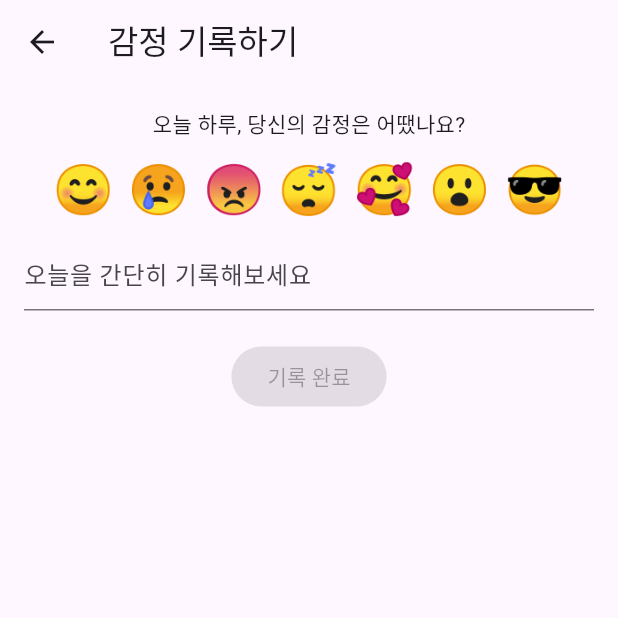
After one commit to dlworua/lifemood, a Flutter app: the screen it shows once a user with an empty profile is signed in, after a tap on "감정 기록하기", on a phone screen of 412 x 824 dp, the top half of it. The commit adds this screen. Run offline on Flutter 3.47's test engine with Material 3 defaults, Android fonts, the phone set to English and light mode, and no system bars; our stand-ins replace cloud_firestore, firebase_auth, firebase_core, flutter_riverpod, table_calendar; accounts and stored records are empty; generated files the repository leaves out were written again.

Commit message:
feat: 홈페이지 목록 감정기록 기능 분리

```diff
--- /dev/null
+++ b/lib/view/pages/feeling_editor_page.dart
@@ -0,0 +1,60 @@
+import 'package:flutter/material.dart';
+import 'package:flutter_riverpod/flutter_riverpod.dart';
+import 'package:lifemood/view/widgets/emoji_selector.dart';
+import '../../../data/model/feeling_entry.dart';
+import '../../../view_model/feeling_view_model.dart';
+
+class FeelingEditorPage extends ConsumerStatefulWidget {
+  const FeelingEditorPage({super.key});
+
+  @override
+  ConsumerState<FeelingEditorPage> createState() => _FeelingEditorPageState();
+}
+
+class _FeelingEditorPageState extends ConsumerState<FeelingEditorPage> {
+  String? _selectedEmoji;
+  final _controller = TextEditingController();
+
+  @override
+  Widget build(BuildContext context) {
+    return Scaffold(
+      appBar: AppBar(title: const Text('감정 기록하기')),
+      body: Padding(
+        padding: const EdgeInsets.all(16),
+        child: Column(
+          children: [
+            const Text("오늘 하루, 당신의 감정은 어땠나요?"),
+            const SizedBox(height: 10),
+            EmojiSelector(
+              onEmojiSelected: (emoji) {
+                setState(() => _selectedEmoji = emoji);
+              },
+            ),
+            const SizedBox(height: 10),
+            TextField(
+              controller: _controller,
+              decoration: const InputDecoration(hintText: '오늘을 간단히 기록해보세요'),
+            ),
+            const SizedBox(height: 20),
+            ElevatedButton(
+              onPressed: _selectedEmoji == null
+                  ? null
+                  : () {
+                      final entry = FeelingEntry(
+                        date: DateTime.now(),
+                        emoji: _selectedEmoji!,
+                        note: _controller.text,
+                      );
+                      ref
+                          .read(feelingViewModelProvider.notifier)
+                          .addFeeling(entry);
+                      Navigator.pop(context); // 저장 후 홈으로 돌아가기
+                    },
+              child: const Text('기록 완료'),
+            ),
+          ],
+        ),
+      ),
+    );
+  }
+}
--- a/lib/view/pages/home_page.dart
+++ b/lib/view/pages/home_page.dart
@@ -1,8 +1,8 @@
 import 'package:flutter/material.dart';
 import 'package:flutter_riverpod/flutter_riverpod.dart';
-import '../../data/model/feeling_entry.dart';
+import 'package:lifemood/view/pages/calendar/calendar_page.dart';
+import 'package:lifemood/view/pages/feeling_editor_page.dart';
 import '../../view_model/feeling_view_model.dart';
-import '../widgets/emoji_selector.dart';
 
 class HomePage extends ConsumerStatefulWidget {
   const HomePage({super.key});
@@ -12,9 +12,6 @@ class HomePage extends ConsumerStatefulWidget {
 }
 
 class _HomePageState extends ConsumerState<HomePage> {
-  String? _selectedEmoji;
-  final _controller = TextEditingController();
-
   @override
   Widget build(BuildContext context) {
     final feelings = ref.watch(feelingViewModelProvider);
@@ -25,37 +22,24 @@ class _HomePageState extends ConsumerState<HomePage> {
         padding: const EdgeInsets.all(16),
         child: Column(
           children: [
-            const Text("오늘 하루, 당신의 감정은 어땠나요?"),
-            const SizedBox(height: 10),
-            EmojiSelector(
-              onEmojiSelected: (emoji) {
-                setState(() => _selectedEmoji = emoji);
+            ElevatedButton(
+              onPressed: () {
+                Navigator.push(
+                  context,
+                  MaterialPageRoute(builder: (_) => const FeelingEditorPage()),
+                );
               },
+              child: const Text('감정 기록하기'),
             ),
-            const SizedBox(height: 10),
-            TextField(
-              controller: _controller,
-              decoration: const InputDecoration(hintText: '오늘을 간단히 기록해보세요'),
+            ElevatedButton(
+              onPressed: () {
+                Navigator.push(
+                  context,
+                  MaterialPageRoute(builder: (_) => const CalendarPage()),
+                );
+              },
+              child: const Text('감정 캘린더 보기'),
             ),
-            const SizedBox(height: 10),
-            ElevatedButton(
-              onPressed: _selectedEmoji == null
-                  ? null
-                  : () {
-                      final entry = FeelingEntry(
-                        date: DateTime.now(),
-                        emoji: _selectedEmoji!,
-                        note: _controller.text,
-                      );
-                      ref
-                          .read(feelingViewModelProvider.notifier)
-                          .addFeeling(entry);
-                      _controller.clear();
-                      setState(() => _selectedEmoji = null);
-                    },
-              child: const Text('기록하기'),
-            ),
-            const SizedBox(height: 20),
             const Divider(),
             const Text('오늘까지의 감정 기록'),
             const SizedBox(height: 10),
```
